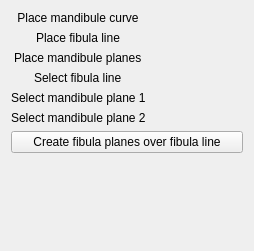
First picture: the form in BoneReconstructionPlanner/Resources/UI/BoneReconstructionPlanner.ui, repository SlicerIGT/SlicerBoneReconstructionPlanner, before the edit.
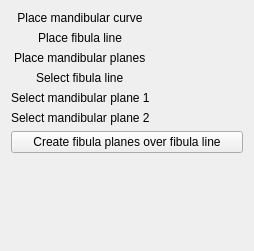
Second picture: the form after the edit. Custom widgets are drawn as their Qt base class.

Commit message: I corrected the spelling as "mandibule" as "mandibular"

Patch:
```diff
--- a/BoneReconstructionPlanner/Resources/UI/BoneReconstructionPlanner.ui
+++ b/BoneReconstructionPlanner/Resources/UI/BoneReconstructionPlanner.ui
@@ -22,7 +22,7 @@
      <item row="0" column="0">
       <widget class="QLabel" name="label_6">
        <property name="text">
-        <string>Place mandibule curve</string>
+        <string>Place mandibular curve</string>
        </property>
        <property name="alignment">
         <set>Qt::AlignCenter</set>
@@ -48,7 +48,7 @@
      <item row="2" column="0">
       <widget class="QLabel" name="label_8">
        <property name="text">
-        <string>Place mandibule planes</string>
+        <string>Place mandibular planes</string>
        </property>
       </widget>
      </item>
@@ -58,14 +58,14 @@
      <item row="4" column="0">
       <widget class="QLabel" name="label_9">
        <property name="text">
-        <string>Select mandibule plane 1</string>
+        <string>Select mandibular plane 1</string>
        </property>
       </widget>
      </item>
      <item row="5" column="0">
       <widget class="QLabel" name="label_10">
        <property name="text">
-        <string>Select mandibule plane 2</string>
+        <string>Select mandibular plane 2</string>
        </property>
       </widget>
      </item>
```
Left out of the diff: 8 changed lines with no effect on the pictures. The commit also changes 1 other file.
